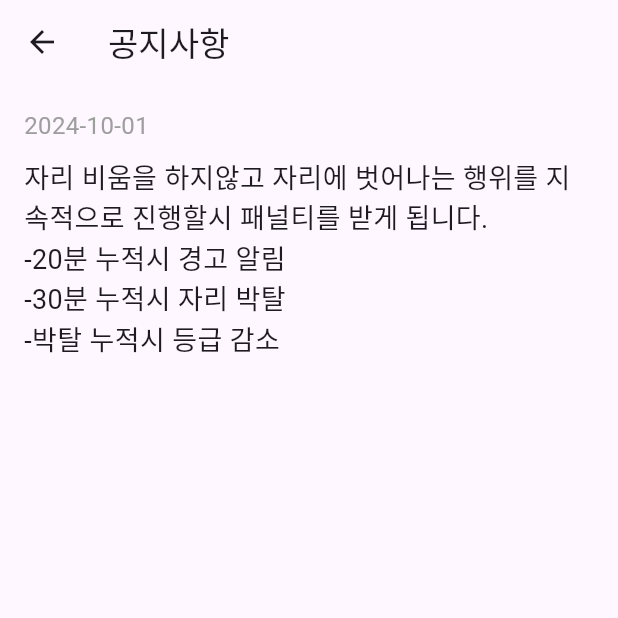
After one commit to min429/space, a Flutter app: the NoticeDetailPage screen opened directly, on a phone screen of 412 x 824 dp, the top half of it. The commit adds this screen. Run offline on Flutter 3.47's test engine with Material 3 defaults, Android fonts, the phone set to English and light mode, and no system bars; our stand-ins replace firebase_core, firebase_messaging, fl_chart, flutter_animate, flutter_local_notifications, font_awesome_flutter and 2 more; missing offline and left inert: dart:ffi, flutterflow_ui, styled_divider; accounts and stored records are empty; network calls fail; statements that could not run were skipped.

Commit message:
[추가]notice.dart

```diff
--- a/odlm_app/lib/main.dart
+++ b/odlm_app/lib/main.dart
@@ -16,7 +16,7 @@ import 'mypage.dart';
 import 'reservation.dart';
 import 'board.dart';
 import 'no_my_seat.dart';
-
+import 'notice.dart'; // notice.dart
 
 
 
@@ -853,8 +853,20 @@ class _MainWidgetState extends State<MainWidget> with TickerProviderStateMixin {
                       onTap: () {
                         // 공지사항를 터치했을 때 실행할 동작을 여기에 작성합니다.
                         print('공지사항 선택되었습니다.');
+                        Navigator.push(
+                          context,
+                          MaterialPageRoute(
+                            builder: (context) => NoticeDetailPage(
+                              notice: {
+                                'title': '공지사항', // 공지사항 제목을 여기에 전달
+                                'date': '2024-10-01', // 공지사항 날짜를 여기에 전달
+                                'content': '자리 비움을 하지않고 자리에 벗어나는 행위를 지속적으로 진행할시 패널티를 받게 됩니다.                                          -20분 누적시 경고 알림                                              -30분 누적시 자리 박탈                                                    -박탈 누적시 등급 감소 ' // 공지사항 내용을 여기에 전달
+                              },
+                            ),
+                          ),
+                        );
+                      },
 
-                      },
                       child: Container(
                         width: double.infinity,
                         height: 100,
--- /dev/null
+++ b/odlm_app/lib/notice.dart
@@ -0,0 +1,108 @@
+import 'package:flutter/material.dart';
+import 'dart:convert';
+import 'package:http/http.dart' as http;
+import 'package:odlm_app/globals.dart';
+import 'writeboard.dart';
+import 'package:flutter/material.dart';
+import 'package:flutterflow_ui/flutterflow_ui.dart';
+
+class NoticePage extends StatelessWidget {
+
+
+  // 여러 공지사항을 담을 리스트
+  final List<Map<String, String>> notices = [
+    {
+      'title': '공지사항 1',
+      'date': '2024-10-01',
+      'content': '자리비움을 하지않고 자리에 벗어나는 행위를 지속적으로 할 경우 패널티를 받을 수 있습니다.'
+    },
+    {
+      'title': '공지사항 2',
+      'date': '2024-09-25',
+      'content': '정기 점검으로 인해 서비스가 일시 중단됩니다. 양해 부탁드립니다.'
+    },
+    {
+      'title': '공지사항 3',
+      'date': '2024-09-15',
+      'content': '새로운 기능이 추가되었습니다. 업데이트를 확인해 주세요.'
+    },
+  ];
+
+  @override
+  Widget build(BuildContext context) {
+    return Scaffold(
+      appBar: AppBar(
+        backgroundColor: mainColor, // mainColor가 정상적으로 정의되었는지 확인
+        automaticallyImplyLeading: true,
+        title: Text(
+          '공지 사항',
+          style: TextStyle(
+            fontFamily: 'Readex Pro',
+            color: Colors.white, // 폰트 색상을 명시적으로 설정
+            fontSize: 25,
+            fontWeight: FontWeight.w600,
+          ),
+        ),
+        leading: IconButton(
+          icon: const Icon(Icons.arrow_back),
+          color: Colors.white, // 아이콘 색상
+          onPressed: () {
+            Navigator.of(context).pop();
+          },
+        ),
+        centerTitle: false,
+        elevation: 2,
+      ),
+      body: ListView.builder(
+        itemCount: notices.length,  // 공지사항 개수만큼 아이템 생성
+        itemBuilder: (context, index) {
+          final notice = notices[index];  // 현재 공지사항 데이터 가져오기
+          return ListTile(
+            title: Text(notice['title']!), // 공지사항 제목
+            subtitle: Text(notice['date']!), // 공지사항 날짜
+            onTap: () {
+              Navigator.push(
+                context,
+                MaterialPageRoute(
+                  builder: (context) => NoticeDetailPage(notice: notice),
+                ),
+              );
+            },
+          );
+        },
+      ),
+    );
+  }
+}
+
+class NoticeDetailPage extends StatelessWidget {
+  final Map<String, String> notice;
+
+  NoticeDetailPage({required this.notice});
+
+  @override
+  Widget build(BuildContext context) {
+    return Scaffold(
+      appBar: AppBar(
+        title: Text(notice['title']!),
+      ),
+      body: Padding(
+        padding: const EdgeInsets.all(16.0),
+        child: Column(
+          crossAxisAlignment: CrossAxisAlignment.start,
+          children: [
+            Text(
+              notice['date']!,
+              style: TextStyle(fontSize: 16, color: Colors.grey),
+            ),
+            SizedBox(height: 10),
+            Text(
+              notice['content']!,
+              style: TextStyle(fontSize: 18),
+            ),
+          ],
+        ),
+      ),
+    );
+  }
+}
```
